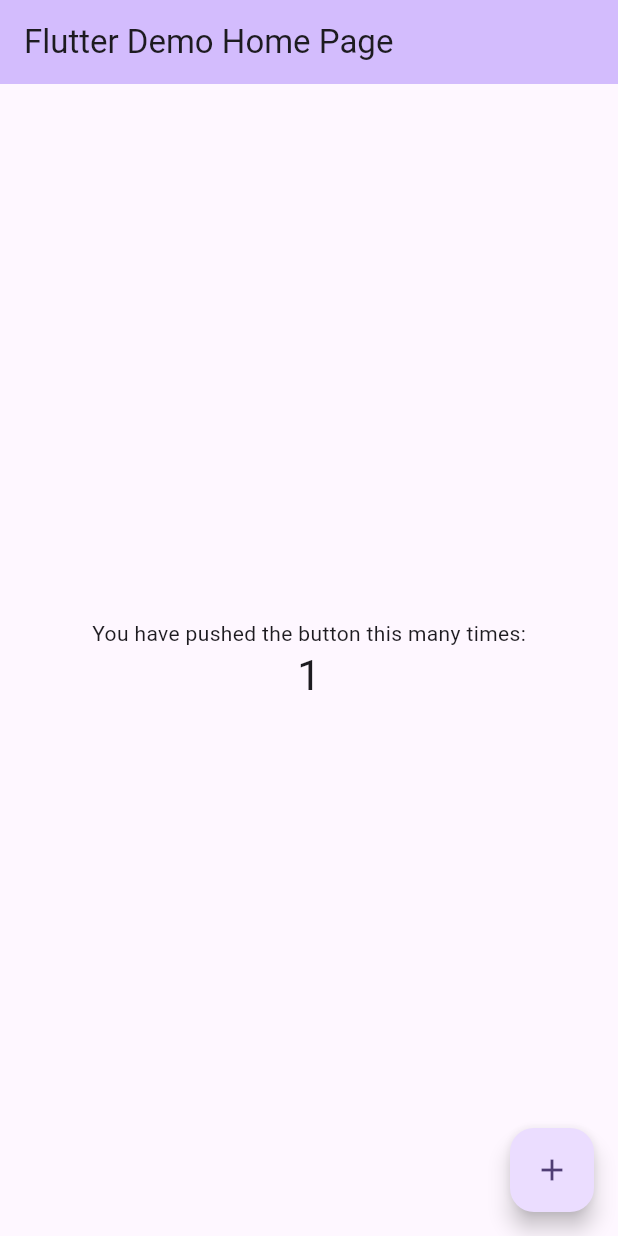
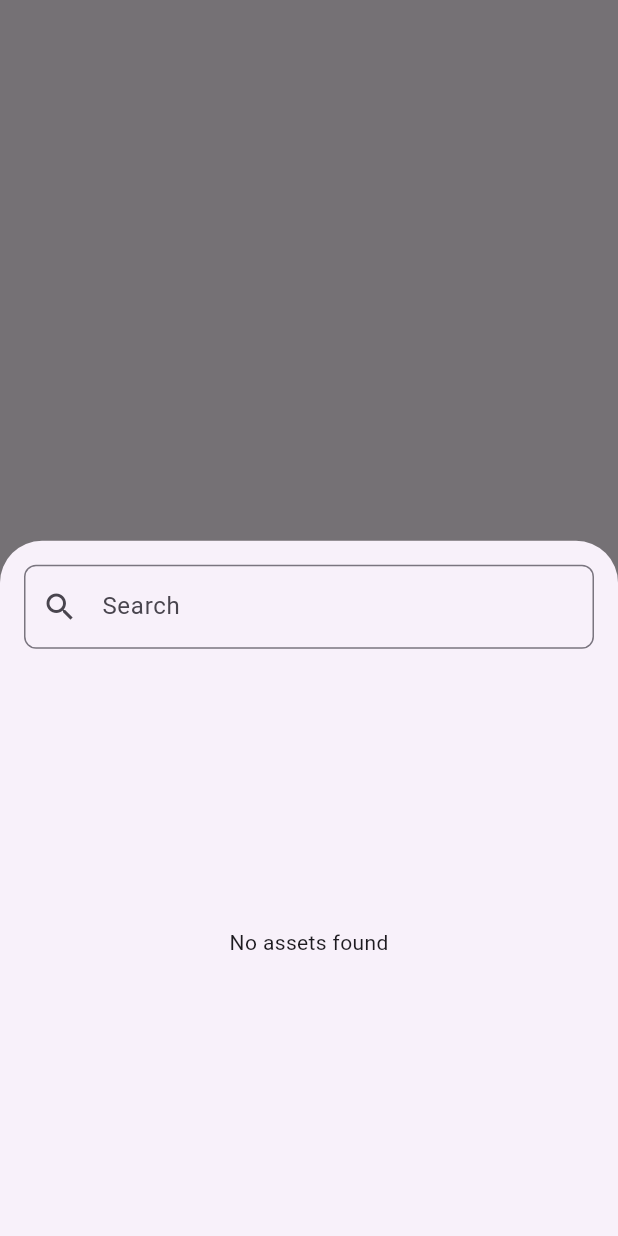
Before and after one commit to billyluu/invest_note, a Flutter app: the screen it shows after launch, after a tap on the "add" icon, on a phone screen of 412 x 824 dp. Run offline on Flutter 3.47's test engine with Material 3 defaults, Android fonts, the phone set to English and light mode, and no system bars; our stand-ins replace bloc, dio, flutter_bloc, freezed_annotation.

Commit message:
feat: add home bottom nav, and search bottom sheet(70%)

```diff
--- /dev/null
+++ b/lib/app.dart
@@ -0,0 +1,22 @@
+import 'package:flutter/material.dart';
+import 'package:flutter_bloc/flutter_bloc.dart';
+import 'package:invest_note/navigation/bloc/nav_cubit.dart';
+import 'package:invest_note/navigation/home_bottom_navigation.dart';
+
+class MyApp extends StatelessWidget {
+  const MyApp({super.key});
+
+  @override
+  Widget build(BuildContext context) {
+    return BlocProvider(
+      create: (context) => NavCubit(),
+      child: MaterialApp(
+        theme: ThemeData(
+          colorScheme: ColorScheme.fromSeed(seedColor: Colors.deepPurple),
+          useMaterial3: true,
+        ),
+        home: HomeBottomNavigation(),
+      ),
+    );
+  }
+}
--- a/lib/core/service/base/base_http_service.dart
+++ b/lib/core/service/base/base_http_service.dart
@@ -24,27 +24,43 @@ abstract class BaseHttpService {
 
   BaseOptions getBaseOptions();
 
-  Future<Response<T>> get<T>(
-      String path, {
-        Map<String, dynamic>? queryParameters,
-        T Function(Map<String, dynamic> json)? fromJson,
-        Options? options,
-      }) async {
-    final res = await _dio.get(path, queryParameters: queryParameters, options: options);
-
-    final parsedData = fromJson != null
-        ? fromJson(res.data)
-        : res.data;
-
-    return Response<T>(
-      data: parsedData,
-      requestOptions: res.requestOptions,
-      statusCode: res.statusCode,
-      statusMessage: res.statusMessage,
-      headers: res.headers,
-      isRedirect: res.isRedirect,
-      redirects: res.redirects,
-      extra: res.extra,
-    );
+  Future<HttpResult<T>> get<T>(
+    String path, {
+    Map<String, dynamic>? queryParameters,
+    required T Function(Map<String, dynamic> json) fromJson,
+    Options? options,
+  }) async {
+    try {
+      final res = await _dio.get(
+        path,
+        queryParameters: queryParameters,
+        options: options,
+      );
+      return HttpSuccess<T>(fromJson(res.data));
+    } catch (e) {
+      return HttpFailure<T>(
+        'Failed to parse response: ${e.toString()}',
+        statusCode: (e is DioException) ? e.response?.statusCode : null,
+      );
+    }
   }
 }
+
+sealed class HttpResult<T> {
+  const HttpResult();
+}
+
+class HttpSuccess<T> extends HttpResult<T> {
+  final T data;
+
+  HttpSuccess(this.data);
+
+  get props => [data];
+}
+
+class HttpFailure<T> extends HttpResult<T> {
+  final String message;
+  final int? statusCode;
+
+  HttpFailure(this.message, {this.statusCode});
+}
--- a/lib/core/service/coingecko_service.dart
+++ b/lib/core/service/coingecko_service.dart
@@ -5,17 +5,21 @@ import 'package:invest_note/core/response/get_search_response.dart';
 import 'package:invest_note/core/service/base/base_http_service.dart';
 
 class CoingeckoService extends BaseHttpService {
-  static const String host = kDebugMode ? 'https://api.coingecko.com/api/' : 'https://pro-api.coingecko.com/api';
+  static const String host = kDebugMode
+      ? 'https://api.coingecko.com/api/'
+      : 'https://pro-api.coingecko.com/api';
   static const apiKey = 'CG-av1s9B8XA8URpUvW3VJ8AEqP';
 
-  Future<Response<GetSearchResponse>> search(String query) async =>
-      get<GetSearchResponse>(
+  Future<HttpResult<GetSearchResponse>> search(String query) async {
+    final response = await get<GetSearchResponse>(
       AppApis.search.url,
       queryParameters: {
         'query': query,
       },
       fromJson: GetSearchResponse.fromJson,
     );
+    return response;
+  }
 
   @override
   BaseOptions getBaseOptions() => BaseOptions(
--- /dev/null
+++ b/lib/features/asset/asset_bloc.dart
@@ -0,0 +1,35 @@
+import 'package:bloc/bloc.dart';
+import 'package:invest_note/core/response/get_search_response.dart';
+import 'package:invest_note/core/service/base/base_http_service.dart';
+import 'package:invest_note/core/service/coingecko_service.dart';
+import 'package:meta/meta.dart';
+
+part 'asset_event.dart';
+part 'asset_state.dart';
+
+class AssetBloc extends Bloc<AssetEvent, AssetState> {
+  final CoingeckoService coingeckoService;
+
+  AssetBloc(this.coingeckoService) : super(AssetLoading()) {
+    load();
+
+    on<AssetSearchEvent>((event, emit) async {
+      try {
+        final result = await coingeckoService.search(event.query);
+        if (result is HttpSuccess<GetSearchResponse>) {
+          print('#### value: ${result.data}');
+          emit(AssetSearchSuccess(result.data.coins));
+        } else {
+          emit(AssetInitial());
+        }
+      } catch (e) {
+        print('❌ 搜尋錯誤: $e');
+        emit(AssetInitial());
+      }
+    });
+  }
+
+  void load() {
+    emit(AssetInitial());
+  }
+}
--- /dev/null
+++ b/lib/features/asset/asset_event.dart
@@ -0,0 +1,10 @@
+part of 'asset_bloc.dart';
+
+@immutable
+sealed class AssetEvent {}
+
+final class AssetSearchEvent extends AssetEvent {
+  final String query;
+
+  AssetSearchEvent(this.query);
+}
--- /dev/null
+++ b/lib/features/asset/asset_screen.dart
@@ -0,0 +1,34 @@
+import 'package:flutter/material.dart';
+import 'package:flutter_bloc/flutter_bloc.dart';
+import 'package:invest_note/core/service/coingecko_service.dart';
+import 'package:invest_note/features/asset/asset_bloc.dart';
+
+class AssetScreen extends StatelessWidget {
+  const AssetScreen({super.key});
+
+  @override
+  Widget build(BuildContext context) {
+    return BlocProvider(
+      create: (_) => AssetBloc(CoingeckoService()),
+      child: BlocBuilder<AssetBloc, AssetState>(builder: (context, state) {
+        switch(state) {
+          case AssetLoading():
+            return Center(child: CircularProgressIndicator());
+          case AssetInitial():
+            return _Main();
+          case AssetSearchSuccess():
+            throw UnimplementedError();
+        }
+        return Container();
+      },),
+    );
+  }
+}
+
+class _Main extends StatelessWidget {
+  @override
+  Widget build(BuildContext context) {
+    return Container();
+  }
+
+}
--- /dev/null
+++ b/lib/features/asset/asset_state.dart
@@ -0,0 +1,16 @@
+part of 'asset_bloc.dart';
+
+@immutable
+sealed class AssetState {}
+
+final class AssetLoading extends AssetState {}
+
+final class AssetInitial extends AssetState {}
+
+final class AssetSearchSuccess extends AssetState {
+  final List<CryptoCoin> assets;
+
+  AssetSearchSuccess(this.assets);
+
+  get props => [assets];
+}
--- /dev/null
+++ b/lib/features/setting/setting_screen.dart
@@ -0,0 +1,10 @@
+import 'package:flutter/material.dart';
+
+class SettingScreen extends StatelessWidget {
+  const SettingScreen({super.key});
+
+  @override
+  Widget build(BuildContext context) {
+    return Container();
+  }
+}
--- a/lib/main.dart
+++ b/lib/main.dart
@@ -1,71 +1,7 @@
 import 'package:flutter/material.dart';
+import 'package:invest_note/app.dart';
 import 'package:invest_note/core/service/coingecko_service.dart';
 
 void main() {
   runApp(const MyApp());
 }
-
-class MyApp extends StatelessWidget {
-  const MyApp({super.key});
-
-  @override
-  Widget build(BuildContext context) {
-    return MaterialApp(
-      title: 'Flutter Demo',
-      theme: ThemeData(
-        colorScheme: ColorScheme.fromSeed(seedColor: Colors.deepPurple),
-        useMaterial3: true,
-      ),
-      home: const MyHomePage(title: 'Flutter Demo Home Page'),
-    );
-  }
-}
-
-class MyHomePage extends StatefulWidget {
-  const MyHomePage({super.key, required this.title});
-
-  final String title;
-
-  @override
-  State<MyHomePage> createState() => _MyHomePageState();
-}
-
-class _MyHomePageState extends State<MyHomePage> {
-  int _counter = 0;
-
-  void _incrementCounter() {
-    final data = CoingeckoService().search('BTC');
-    setState(() {
-      _counter++;
-    });
-  }
-
-  @override
-  Widget build(BuildContext context) {
-    return Scaffold(
-      appBar: AppBar(
-        backgroundColor: Theme.of(context).colorScheme.inversePrimary,
-        title: Text(widget.title),
-      ),
-      body: Center(
-        child: Column(
-          mainAxisAlignment: MainAxisAlignment.center,
-          children: <Widget>[
-            const Text(
-              'You have pushed the button this many times:',
-            ),
-            Text(
-              '$_counter',
-              style: Theme.of(context).textTheme.headlineMedium,
-            ),
-          ],
-        ),
-      ),
-      floatingActionButton: FloatingActionButton(
-        onPressed: _incrementCounter,
-        tooltip: 'Increment',
-        child: const Icon(Icons.add),
-      ),
-    );
-  }
-}
--- /dev/null
+++ b/lib/navigation/bloc/nav_cubit.dart
@@ -0,0 +1,7 @@
+import 'package:flutter_bloc/flutter_bloc.dart';
+
+class NavCubit extends Cubit<int> {
+  NavCubit() : super(0);
+
+  void updateIndex(int index) => emit(index);
+}
--- /dev/null
+++ b/lib/navigation/home_bottom_navigation.dart
@@ -0,0 +1,53 @@
+import 'package:flutter/material.dart';
+import 'package:flutter_bloc/flutter_bloc.dart';
+import 'package:invest_note/core/service/coingecko_service.dart';
+import 'package:invest_note/features/asset/asset_bloc.dart';
+import 'package:invest_note/features/asset/asset_screen.dart';
+import 'package:invest_note/features/setting/setting_screen.dart';
+import 'package:invest_note/navigation/bloc/nav_cubit.dart';
+import 'package:invest_note/navigation/widgets/crypto_currcy_bottom_sheet.dart';
+
+class HomeBottomNavigation extends StatelessWidget {
+  const HomeBottomNavigation({super.key});
+
+  @override
+  Widget build(BuildContext context) {
+    return BlocBuilder<NavCubit, int>(
+      builder: (context, index) {
+        return Scaffold(
+          body: IndexedStack(
+            index: index,
+            children: const [
+              AssetScreen(),
+              SettingScreen(),
+            ],
+          ),
+          bottomNavigationBar: BottomNavigationBar(
+            currentIndex: index,
+            onTap: (index) => context.read<NavCubit>().updateIndex(index),
+            items: const [
+              BottomNavigationBarItem(
+                icon: Icon(Icons.account_balance_wallet),
+                label: 'Assets',
+              ),
+              BottomNavigationBarItem(
+                icon: Icon(Icons.settings),
+                label: 'Settings',
+              ),
+            ],
+          ),
+          floatingActionButton: FloatingActionButton(
+            mini: true,
+            shape: const CircleBorder(),
+            onPressed: () {
+              showModalBottomSheet(context: context, builder: (_) {
+                return const CryptoCurrencyBottomSheet();
+              });
+            },
+            child: const Icon(Icons.add),
+          ),
+        );
+      },
+    );
+  }
+}
--- /dev/null
+++ b/lib/navigation/widgets/crypto_currcy_bottom_sheet.dart
@@ -0,0 +1,94 @@
+import 'package:flutter/material.dart';
+import 'package:flutter_bloc/flutter_bloc.dart';
+import 'package:invest_note/core/service/coingecko_service.dart';
+import 'package:invest_note/features/asset/asset_bloc.dart';
+
+class CryptoCurrencyBottomSheet extends StatelessWidget {
+  const CryptoCurrencyBottomSheet({super.key});
+
+  @override
+  Widget build(BuildContext context) {
+    return BlocProvider(
+      create: (context) => AssetBloc(CoingeckoService()),
+      child: BlocBuilder<AssetBloc, AssetState>(
+        builder: (context, state) {
+          print('#### AssetState: $state');
+          if (state is AssetLoading) {
+            return const Center(child: CircularProgressIndicator());
+          } else if (state is AssetSearchSuccess) {
+            return Column(
+              children: [
+                _SearchBar(),
+                Expanded(
+                  child: _CryptoCurrencyList(
+                    state: state,
+                  ),
+                ),
+              ],
+            );
+          }
+          return Container(
+            padding: const EdgeInsets.all(8.0),
+            child: Column(
+              children: [
+                _SearchBar(),
+                Expanded(
+                  child: Center(
+                    child: Text(
+                      'No assets found',
+                    ),
+                  ),
+                ),
+              ],
+            ),
+          );
+        },
+      ),
+    );
+  }
+}
+
+class _SearchBar extends StatelessWidget {
+
+  @override
+  Widget build(BuildContext context) {
+    return Padding(
+      padding: const EdgeInsets.all(8.0),
+      child: TextField(
+        decoration: InputDecoration(
+          hintText: 'Search',
+          border: OutlineInputBorder(
+            borderRadius: BorderRadius.circular(8.0),
+          ),
+          prefixIcon: Icon(Icons.search),
+        ),
+        onSubmitted: (query) {
+          context.read<AssetBloc>().add(AssetSearchEvent(query));
+        },
+      ),
+    );
+  }
+}
+
+class _CryptoCurrencyList extends StatelessWidget {
+  const _CryptoCurrencyList({
+    required this.state,
+  });
+
+  final AssetSearchSuccess state;
+
+  @override
+  Widget build(BuildContext context) {
+    return ListView.builder(
+      itemCount: state.assets.length,
+      itemBuilder: (context, index) {
+        final coin = state.assets[index];
+        return ListTile(
+          leading: Image.network(coin.thumb),
+          title: Text(coin.name),
+          subtitle: Text(coin.symbol.toUpperCase()),
+        );
+      },
+    );
+  }
+}
--- a/pubspec.yaml
+++ b/pubspec.yaml
@@ -38,6 +38,7 @@ dependencies:
   freezed_annotation: ^3.1.0
   json_annotation: ^4.9.0
   realm: ^20.1.1
+  flutter_bloc: ^9.1.1
 
 
 dev_dependencies:
```
Also changed, not shown: 2 other files. Lines whose indentation alone changed are shown as unchanged.
